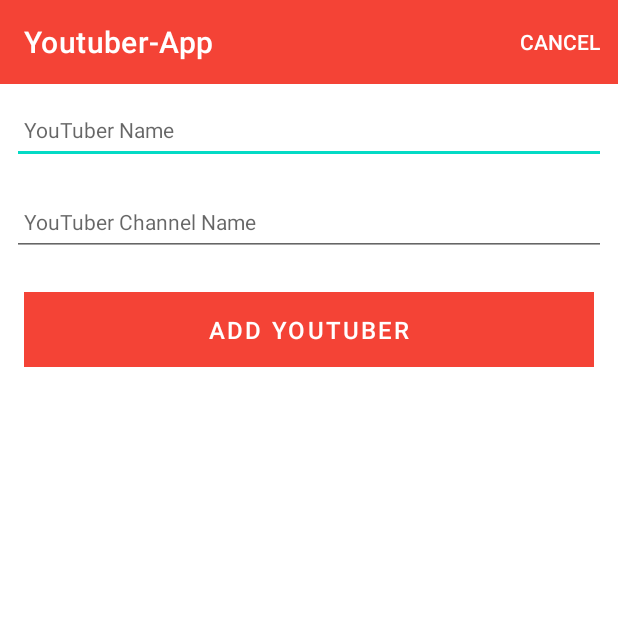
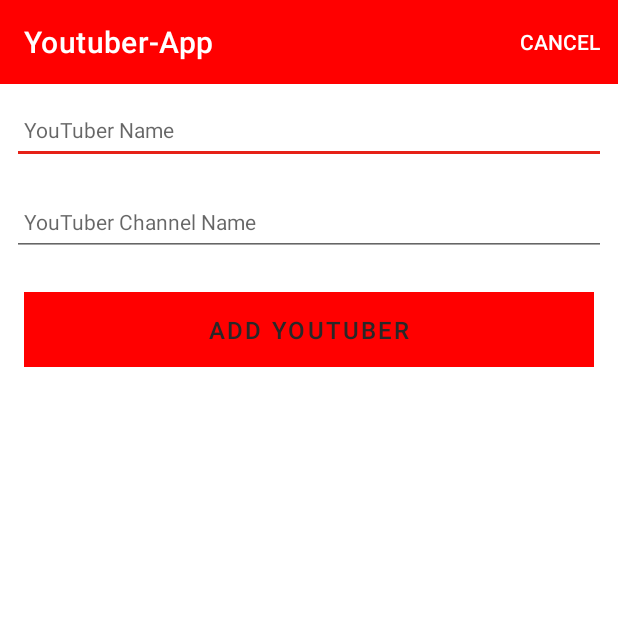
Before and after one commit to emmaroche/Youtuber-App-MAD1, an Android app: the YoutuberActivity screen opened directly, with no data from a screen before it, on a phone screen of 412 x 824 dp, the top half of it. Run offline under Robolectric (Android 15) with nearby library versions, the phone set to English and light mode, and no system bars; our stand-ins replace Timber; 1 statement that could not run was skipped.

Commit message:
Update app's colour theme

```diff
--- a/app/src/main/res/layout/activity_you_tuber_list.xml
+++ b/app/src/main/res/layout/activity_you_tuber_list.xml
@@ -5,7 +5,7 @@
     xmlns:tools="http://schemas.android.com/tools"
     android:layout_width="match_parent"
     android:layout_height="match_parent"
-    tools:context="ie.setu.youtuberApp.ie.setu.app.activities.YoutuberActivity">
+    tools:context="ie.setu.youtuberApp.activities.YoutuberActivity">
 
     <com.google.android.material.appbar.AppBarLayout
         android:layout_width="match_parent"
--- a/app/src/main/res/layout/activity_youtuber.xml
+++ b/app/src/main/res/layout/activity_youtuber.xml
@@ -76,7 +76,7 @@
                     android:paddingBottom="8dp"
                     android:stateListAnimator="@null"
                     android:text="@string/button_addYoutuber"
-                    android:textColor="@color/colorPrimary"
+                    android:textColor="@color/colorPrimaryDark"
                     android:textSize="16sp" />
             </LinearLayout>
         </ScrollView>
--- a/app/src/main/res/values-night/themes.xml
+++ b/app/src/main/res/values-night/themes.xml
@@ -2,15 +2,15 @@
     <!-- Base application theme. -->
     <style name="Theme.YoutuberApp" parent="Theme.MaterialComponents.DayNight.DarkActionBar">
         <!-- Primary brand color. -->
-        <item name="colorPrimary">@color/colorAccent</item>
-        <item name="colorPrimaryVariant">@color/colorPrimaryDark</item>
+        <item name="colorPrimary">#FF0000</item>
+        <item name="colorPrimaryVariant">#282828</item>
         <item name="colorOnPrimary">@color/white</item>
         <!-- Secondary brand color. -->
-        <item name="colorSecondary">@color/teal_200</item>
-        <item name="colorSecondaryVariant">@color/teal_700</item>
+        <item name="colorSecondary">#E62117</item>
         <item name="colorOnSecondary">@color/black</item>
         <!-- Status bar color. -->
-        <item name="android:statusBarColor">?attr/colorPrimaryVariant</item>
+        <item name="android:statusBarColor">@color/white</item>
         <!-- Customize your theme here. -->
+        <item name ="windowNoTitle">true</item>
     </style>
 </resources>
--- a/app/src/main/res/values/colors.xml
+++ b/app/src/main/res/values/colors.xml
@@ -1,13 +1,8 @@
 <?xml version="1.0" encoding="utf-8"?>
 <resources>
-    <color name="purple_200">#FFBB86FC</color>
-    <color name="purple_500">#FF6200EE</color>
-    <color name="purple_700">#FF3700B3</color>
-    <color name="teal_200">#FF03DAC5</color>
-    <color name="teal_700">#FF018786</color>
     <color name="black">#FF000000</color>
     <color name="white">#FFFFFFFF</color>
     <color name="colorPrimary">#FFFFFF</color>
-    <color name="colorPrimaryDark">#000000</color>
-    <color name="colorAccent">#F44336</color>
+    <color name="colorPrimaryDark">#282828</color>
+    <color name="colorAccent">#FF0000</color>
 </resources>
--- a/app/src/main/res/values/strings.xml
+++ b/app/src/main/res/values/strings.xml
@@ -5,5 +5,4 @@
     <string name="hint_youtuberChannelName">YouTuber Channel Name</string>
     <string name="menu_addYouTuber">Add</string>
     <string name="menu_cancelAdd">Cancel</string>
-
 </resources>
--- a/app/src/main/res/values/themes.xml
+++ b/app/src/main/res/values/themes.xml
@@ -2,15 +2,14 @@
     <!-- Base application theme. -->
     <style name="Theme.YoutuberApp" parent="Theme.MaterialComponents.DayNight.DarkActionBar">
         <!-- Primary brand color. -->
-        <item name="colorPrimary">@color/colorAccent</item>
-        <item name="colorPrimaryVariant">@color/colorPrimaryDark</item>
+        <item name="colorPrimary">#FF0000</item>
+        <item name="colorPrimaryVariant">#282828</item>
         <item name="colorOnPrimary">@color/white</item>
         <!-- Secondary brand color. -->
-        <item name="colorSecondary">@color/teal_200</item>
-        <item name="colorSecondaryVariant">@color/teal_700</item>
+        <item name="colorSecondary">#E62117</item>
         <item name="colorOnSecondary">@color/black</item>
         <!-- Status bar color. -->
-        <item name="android:statusBarColor">?attr/colorPrimaryVariant</item>
+        <item name="android:statusBarColor">#282828</item>
         <!-- Customize your theme here. -->
         <item name ="windowNoTitle">true</item>
     </style>
```
